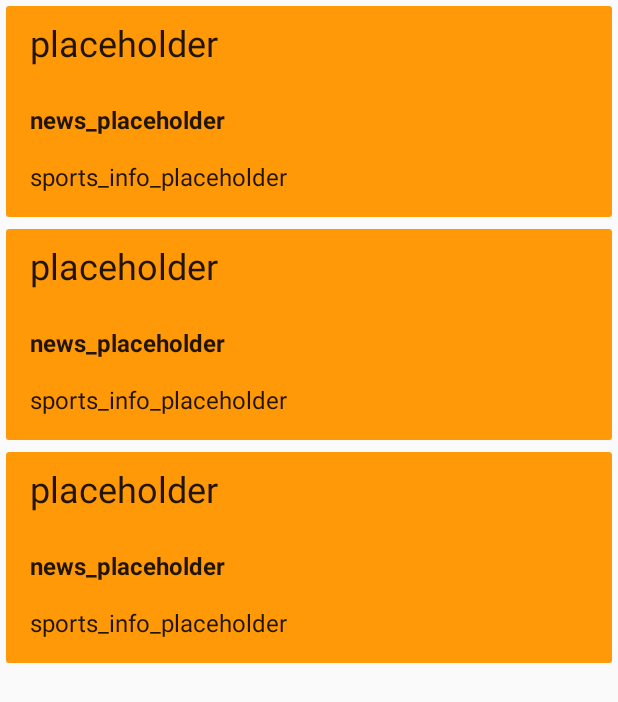
After one commit to antonisganzerla/call-blocker-app, an Android app: the layout fragment_call_log.xml on its own in the app's theme, with its tools: preview values and no code run, on a phone screen of 412 x 824 dp. The commit adds this screen. Shown: the top 702 px of the screen. Run offline under Robolectric (Android 15) with nearby library versions, the phone set to English and light mode, and no system bars.

Commit message:
adicionado recyclerview

```diff
--- a/app/build.gradle
+++ b/app/build.gradle
@@ -28,6 +28,7 @@ dependencies {
     implementation "org.jetbrains.kotlin:kotlin-stdlib-jdk7:$kotlin_version"
     implementation 'com.android.support:appcompat-v7:28.0.0'
     implementation 'com.android.support.constraint:constraint-layout:1.1.3'
+    implementation 'androidx.legacy:legacy-support-v4:1.0.0'
     testImplementation 'junit:junit:4.12'
     androidTestImplementation 'com.android.support.test:runner:1.0.2'
     androidTestImplementation 'com.android.support.test.espresso:espresso-core:3.0.2'
@@ -36,4 +37,6 @@ dependencies {
     implementation 'com.android.support:design:28.0.0'
     implementation 'com.android.support:support-v4:28.0.0'
     implementation 'com.squareup.picasso:picasso:2.71828'
+    implementation 'com.android.support:recyclerview-v7:28.0.0'
+    implementation 'com.android.support:cardview-v7:28.0.0'
 }
--- /dev/null
+++ b/app/src/main/res/layout/fragment_call_log.xml
@@ -0,0 +1,16 @@
+<?xml version="1.0" encoding="utf-8"?>
+<FrameLayout
+        xmlns:android="http://schemas.android.com/apk/res/android"
+        xmlns:tools="http://schemas.android.com/tools"
+        android:layout_width="match_parent"
+        android:layout_height="match_parent"
+        tools:context=".view.CallLogFragment">
+
+    <androidx.recyclerview.widget.RecyclerView
+            android:id="@+id/recycler_view"
+            android:scrollbars="vertical"
+            android:layout_width="match_parent"
+            android:layout_height="match_parent"
+            tools:listitem="@layout/main_line_view"/>
+
+</FrameLayout>
--- /dev/null
+++ b/app/src/main/res/layout/main_line_view.xml
@@ -0,0 +1,63 @@
+<?xml version="1.0" encoding="utf-8"?>
+<LinearLayout
+        xmlns:android="http://schemas.android.com/apk/res/android"
+        xmlns:card_view="http://schemas.android.com/apk/res-auto"
+        android:layout_width="match_parent"
+        android:layout_height="wrap_content"
+        android:layout_margin="4dp">
+
+    <androidx.cardview.widget.CardView
+            android:id="@+id/card_view"
+            android:layout_width="match_parent"
+            android:layout_height="match_parent"
+            android:layout_gravity="center"
+            android:elevation="3dp"
+            card_view:cardBackgroundColor="@color/colorOrange"
+            android:padding="@dimen/cardview_default_radius"
+            card_view:cardCornerRadius="@dimen/cardview_default_radius">
+
+        <LinearLayout
+                android:orientation="vertical"
+                android:layout_width="match_parent"
+                android:layout_height="match_parent">
+
+            <TextView
+                    android:id="@+id/tv_title"
+                    style="@style/TextAppearance.AppCompat.Headline"
+                    android:layout_width="match_parent"
+                    android:layout_height="wrap_content"
+                    android:layout_alignParentStart="true"
+                    android:layout_marginLeft="8dp"
+                    android:layout_marginBottom="8dp"
+                    android:padding="8dp"
+                    android:text="placeholder"/>
+
+            <TextView
+                    android:id="@+id/newsTitle"
+                    style="@style/TextAppearance.AppCompat.Subhead"
+                    android:layout_width="match_parent"
+                    android:layout_height="wrap_content"
+                    android:layout_alignParentStart="true"
+                    android:layout_marginLeft="8dp"
+                    android:textStyle="bold"
+                    android:padding="8dp"
+                    android:text="news_placeholder"/>
+
+            <TextView
+                    android:id="@+id/newsInfo"
+                    style="@style/TextAppearance.AppCompat.Subhead"
+                    android:layout_width="match_parent"
+                    android:layout_height="wrap_content"
+                    android:layout_below="@+id/newsTitle"
+                    android:layout_alignParentStart="true"
+                    android:layout_marginLeft="8dp"
+                    android:layout_marginBottom="8dp"
+                    android:padding="8dp"
+                    android:text="sports_info_placeholder"
+            />
+
+        </LinearLayout>
+
+    </androidx.cardview.widget.CardView>
+
+</LinearLayout>
--- a/app/src/main/res/values/strings.xml
+++ b/app/src/main/res/values/strings.xml
@@ -28,4 +28,7 @@
     <string name="msg_on_create_loader">onCreateLoader() >> loaderID : %1$s .</string>
     <string name="msg_on_load_finished">onLoadFinished().</string>
     <string name="msg_on_loader_reset">onLoaderReset().</string>
+
+    <!-- TODO: Remove or change this placeholder text -->
+    <string name="hello_blank_fragment">Hello blank fragment</string>
 </resources>
```
Also changed, not shown: app/src/main/java/com/sgztech/blacklist/adapter/CallLogAdapter.kt (added, +55 -0 lines), app/src/main/java/com/sgztech/blacklist/loader/CallLogApp.kt (+9 -9 lines), app/src/main/java/com/sgztech/blacklist/loader/LogCallLoader.kt (+8 -2 lines), app/src/main/java/com/sgztech/blacklist/view/CallLogFragment.kt (added, +49 -0 lines), app/src/main/java/com/sgztech/blacklist/view/MainActivity.kt (+26 -12 lines), app/src/main/res/layout/activity_main.xml (+3 -9 lines), app/src/main/res/layout/content_main.xml (added, +16 -0 lines), app/src/main/res/layout/toolbar.xml (+8 -5 lines).
